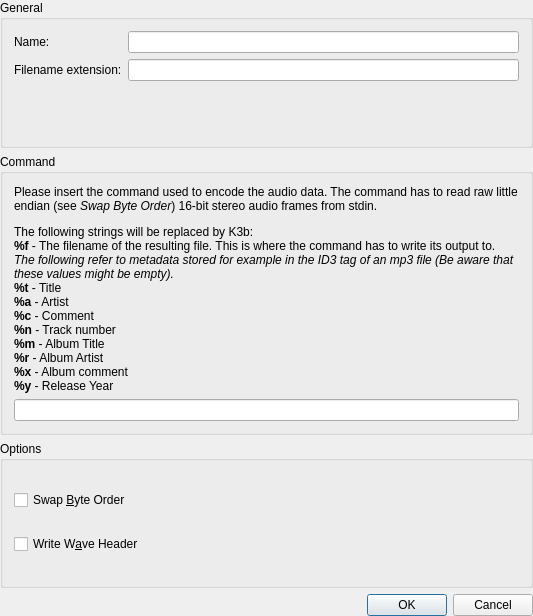
Above: plugins/encoder/external/base_k3bexternalencodereditdialog.ui from KDE/k3b before the change. Below: the same form after it.
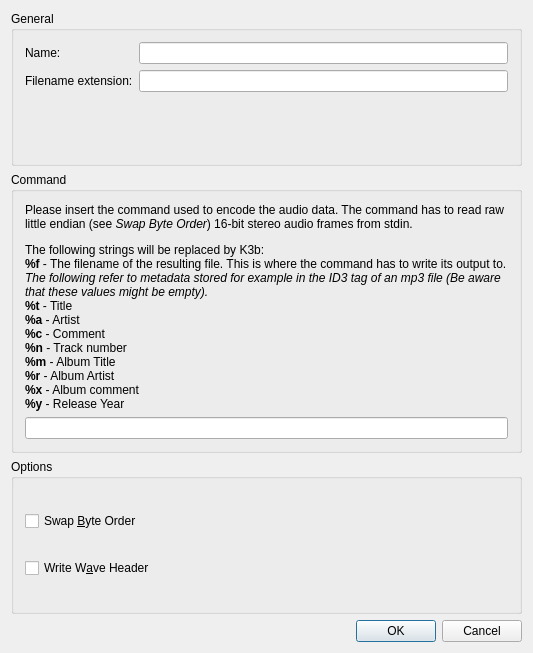
That is the form after the change.

Diff of the .ui file:
```diff
--- a/plugins/encoder/external/base_k3bexternalencodereditdialog.ui
+++ b/plugins/encoder/external/base_k3bexternalencodereditdialog.ui
@@ -8,22 +8,10 @@
     <x>0</x>
     <y>0</y>
     <width>533</width>
-    <height>616</height>
+    <height>653</height>
    </rect>
   </property>
   <layout class="QVBoxLayout">
-   <property name="leftMargin">
-    <number>0</number>
-   </property>
-   <property name="topMargin">
-    <number>0</number>
-   </property>
-   <property name="rightMargin">
-    <number>0</number>
-   </property>
-   <property name="bottomMargin">
-    <number>0</number>
-   </property>
    <item>
     <widget class="QGroupBox" name="groupBox">
      <property name="title">
```
Left out of the diff: 35 changed lines with no effect on the pictures.
